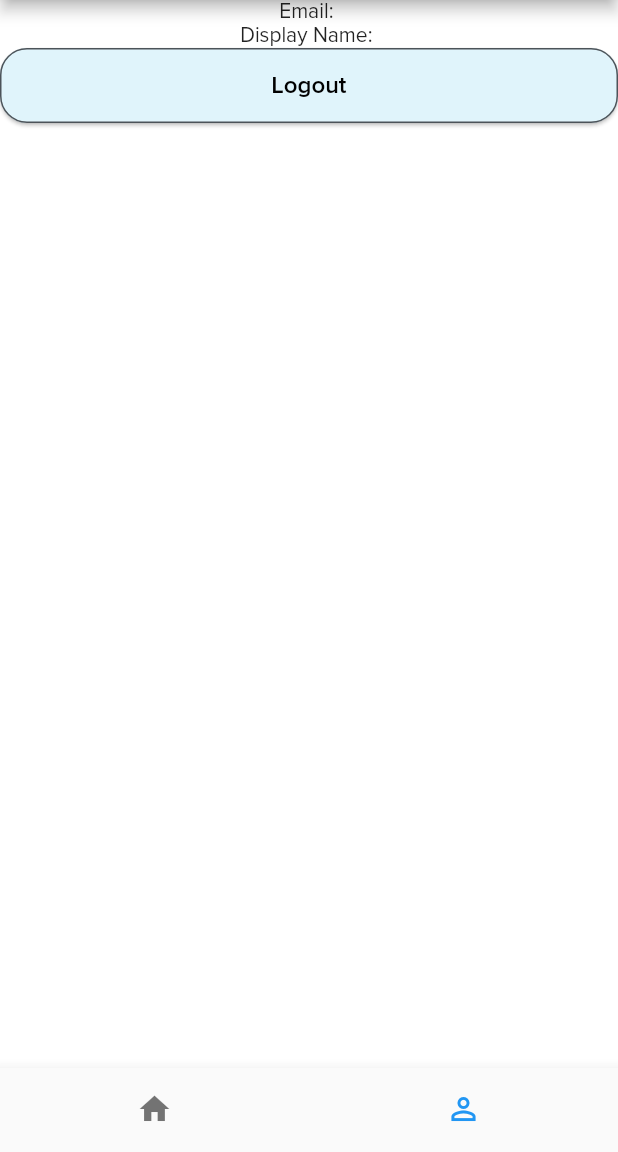
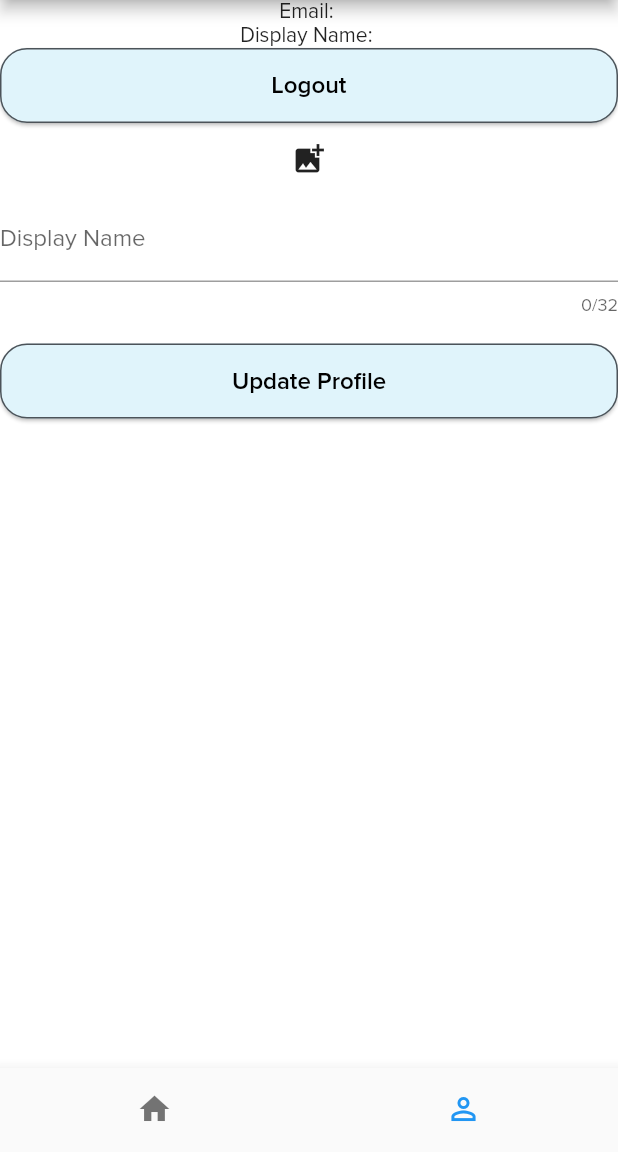
Before and after one commit to sebgtfr/T_S_A, a Flutter app: the screen it shows once a user with an empty profile is signed in, item 2 of the bottom bar chosen, on a phone screen of 412 x 824 dp, the part 84-1236 px from its top. Run offline on Flutter 3.47's test engine with Material 2 defaults, Android fonts, the phone set to English and light mode, and no system bars; our stand-ins replace cloud_firestore, firebase_auth, firebase_core, firebase_storage, geolocator, image_cropper and 1 more; accounts and stored records are empty.

Commit message:
add upload logo for profile

```diff
--- /dev/null
+++ b/lib/Forms/ProfileEmailForm.dart
@@ -0,0 +1,58 @@
+import 'package:flutter/material.dart';
+import 'package:provider/provider.dart';
+
+import 'package:firebase_auth/firebase_auth.dart';
+import 'package:tsa_gram/models/Auth/Auth.dart';
+
+import 'package:tsa_gram/widgets/Button.dart';
+import 'package:tsa_gram/widgets/TextInput.dart';
+
+class ProfileForm extends StatefulWidget {
+  @override
+  _ProfileFormState createState() => _ProfileFormState();
+}
+
+class _ProfileFormState extends State<ProfileForm> {
+  final GlobalKey<FormState> _formKey = GlobalKey<FormState>();
+  final TextEditingController _emailController = TextEditingController();
+  final Auth _auth = Auth();
+
+  @override
+  void initState() {
+    User user = Provider.of<User>(context, listen: false);
+
+    _emailController.text = user.email;
+    super.initState();
+  }
+
+  @override
+  Widget build(BuildContext context) {
+    return Consumer<User>(
+      builder:
+          (final BuildContext context, final User user, final Widget child) =>
+              Form(
+        key: _formKey,
+        child: Column(
+          children: [
+            TextInput(
+              controller: _emailController,
+              labelText: 'Email',
+              obscured: false,
+            ),
+            SizedBox(height: 20),
+            Button(
+              label: 'Update Email',
+              onValidate: () => _formKey.currentState.validate(),
+              onSubmit: () {
+                if (_emailController.text != user.email) {
+                  _auth.updateUserEmail(user, _emailController.text);
+                }
+                return null;
+              },
+            ),
+          ],
+        ),
+      ),
+    );
+  }
+}
--- /dev/null
+++ b/lib/Forms/ProfileForm.dart
@@ -0,0 +1,111 @@
+import 'dart:io';
+
+import 'package:flutter/material.dart';
+import 'package:image_picker/image_picker.dart';
+import 'package:provider/provider.dart';
+
+import 'package:firebase_auth/firebase_auth.dart';
+import 'package:tsa_gram/models/Auth/Auth.dart';
+import 'package:tsa_gram/models/Uploader.dart';
+
+import 'package:tsa_gram/widgets/Button.dart';
+import 'package:tsa_gram/widgets/PickImage.dart';
+import 'package:tsa_gram/widgets/TextInput.dart';
+
+class ProfileForm extends StatefulWidget {
+  @override
+  _ProfileFormState createState() => _ProfileFormState();
+}
+
+class _ProfileFormState extends State<ProfileForm> {
+  final GlobalKey<FormState> _formKey = GlobalKey<FormState>();
+  final TextEditingController _displayNameController = TextEditingController();
+  final Auth _auth = Auth();
+
+  File _image;
+  String _imageFilename;
+
+  @override
+  void initState() {
+    User user = Provider.of<User>(context, listen: false);
+
+    _displayNameController.text = user.displayName;
+    super.initState();
+  }
+
+  @override
+  Widget build(BuildContext context) {
+    return Consumer2<User, Uploader>(
+      builder: (final BuildContext context, final User user,
+              final Uploader uploader, final Widget child) =>
+          Form(
+        key: _formKey,
+        child: Column(
+          children: [
+            PickImage(
+              onPicked: (File image, String filename) {
+                setState(() {
+                  _image = image;
+                  _imageFilename = filename;
+                });
+              },
+              builder: (BuildContext context,
+                      void Function(ImageSource) pickImage) =>
+                  this._image != null
+                      ? Container(
+                          child: InkWell(
+                            onTap: () => pickImage(ImageSource.gallery),
+                            child: Center(
+                              child: Image.file(
+                                this._image,
+                                height: 200,
+                              ),
+                            ),
+                          ),
+                        )
+                      : IconButton(
+                          tooltip: 'Select from photo',
+                          icon: Icon(Icons.add_photo_alternate),
+                          onPressed: () => pickImage(ImageSource.gallery),
+                        ),
+            ),
+            TextInput(
+              controller: _displayNameController,
+              labelText: 'Display Name',
+              obscured: false,
+              maxLength: 32,
+            ),
+            SizedBox(height: 20),
+            uploader.isUploading
+                ? LinearProgressIndicator(
+                    value: uploader.progress,
+                    backgroundColor: Colors.grey,
+                  )
+                : Button(
+                    label: 'Update Profile',
+                    onValidate: () => _formKey.currentState.validate(),
+                    onSubmit: () {
+                      if (this._image != null) {
+                        uploader.upload(this._image,
+                            "users/${user.uid}/${this._imageFilename}",
+                            (final String pathFile) {
+                          _auth.updateUser(
+                              user, _displayNameController.text, pathFile);
+                          setState(() {
+                            this._image = null;
+                          });
+                        });
+                      } else if (_displayNameController.text !=
+                          user.displayName) {
+                        _auth.updateUser(
+                            user, _displayNameController.text, user.photoURL);
+                      }
+                      return null;
+                    },
+                  ),
+          ],
+        ),
+      ),
+    );
+  }
+}
--- a/lib/models/Auth/Auth.dart
+++ b/lib/models/Auth/Auth.dart
@@ -51,7 +51,7 @@ class Auth extends ChangeNotifier {
 
   Future<void> updateUser(
       final User userData, final String displayName, final String photoUrl) {
-    return _db.collection('users').doc(userData.uid).set({
+    return _db.collection('users').doc(userData.uid).update({
       'displayName': displayName,
       'photoUrl': photoUrl,
     }).then(
@@ -63,7 +63,7 @@ class Auth extends ChangeNotifier {
   }
 
   Future<void> updateUserEmail(final User userData, final String email) {
-    return _db.collection('users').doc(userData.uid).set({
+    return _db.collection('users').doc(userData.uid).update({
       'email': email,
     }).then(
       (void dummy) => userData.updateEmail(email),
--- a/lib/screen/Connected/ProfileScreen.dart
+++ b/lib/screen/Connected/ProfileScreen.dart
@@ -1,7 +1,7 @@
-//import 'package:cloud_firestore/cloud_firestore.dart';
 import 'package:firebase_auth/firebase_auth.dart';
 import 'package:flutter/material.dart';
 import 'package:provider/provider.dart';
+import 'package:tsa_gram/Forms/ProfileForm.dart';
 
 import 'package:tsa_gram/models/Auth/Auth.dart';
 import 'package:tsa_gram/widgets/Button.dart';
@@ -37,6 +37,7 @@ class ProfileScreen extends StatelessWidget {
             return null;
           },
         ),
+        ProfileForm(),
       ],
     );
   }
```
